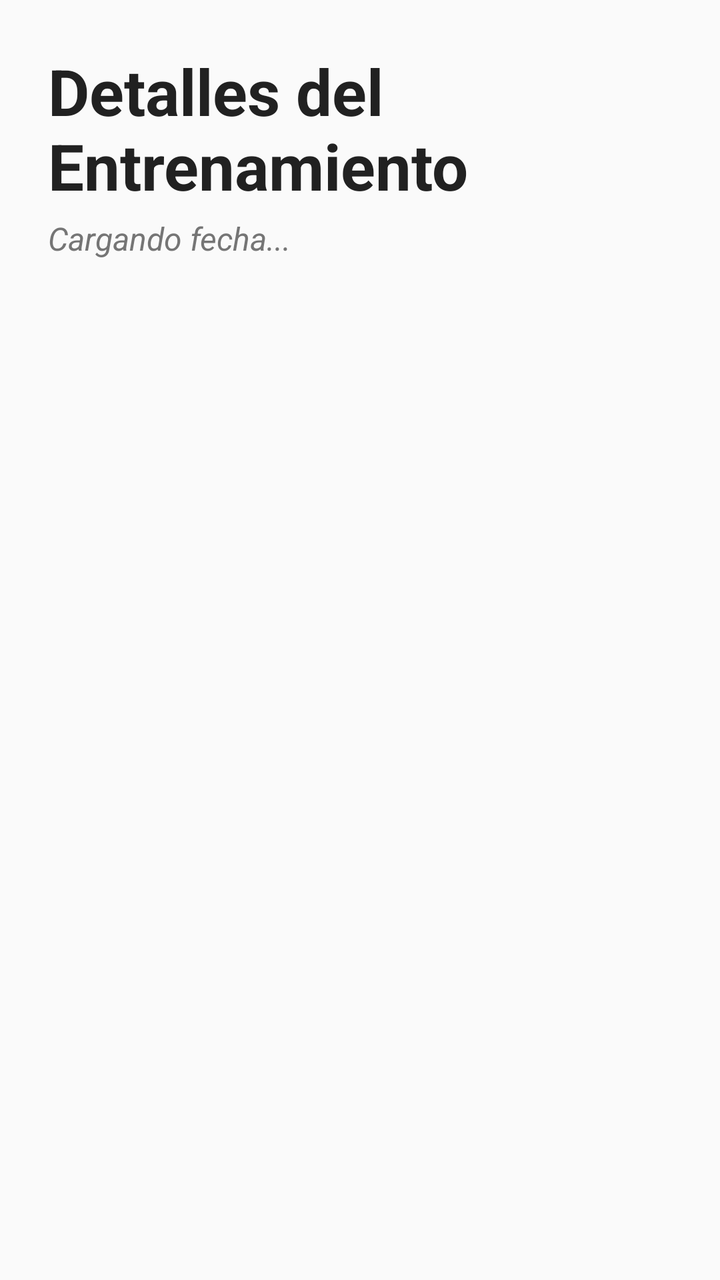
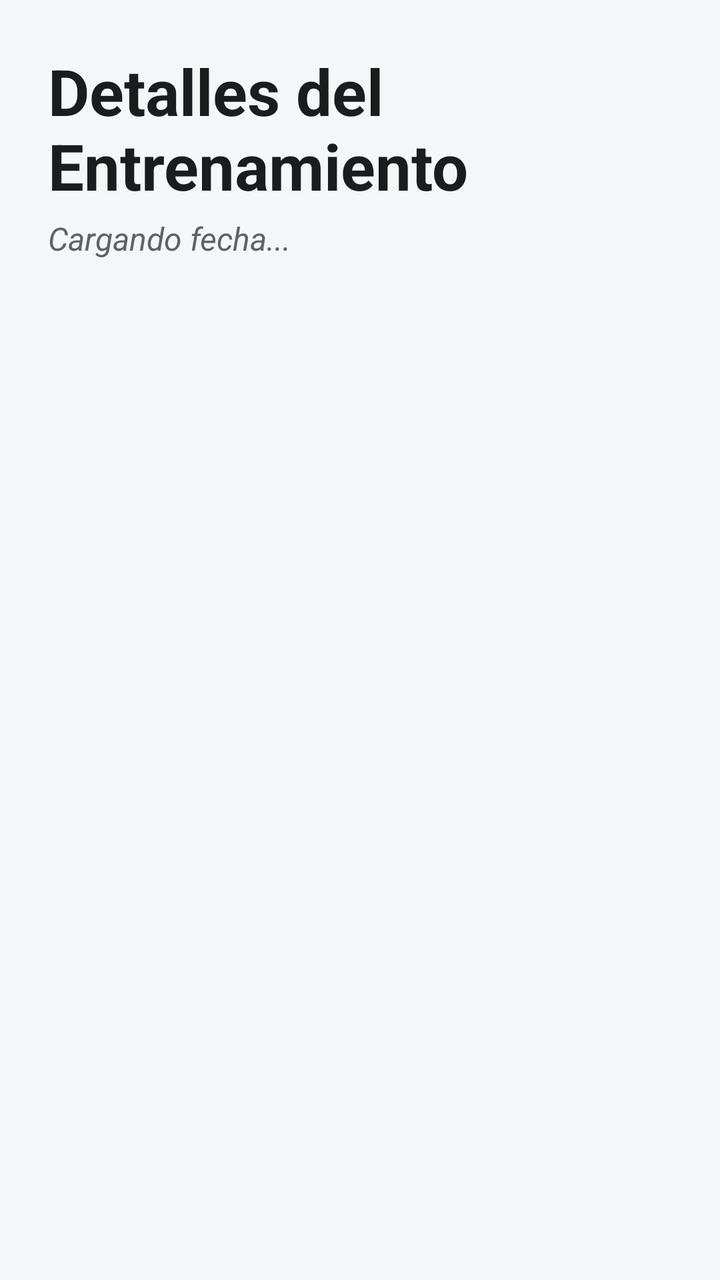

Before-and-after screenshots of an Android layout around one commit, followed by the original layout XML and the change that was made.
<!-- AndroidManifest.xml: application theme Theme.Aplicacion -->
<!-- res/layout/activity_detalle_entrenamiento.xml -->
<?xml version="1.0" encoding="UTF-8" ?>
<LinearLayout xmlns:android="http://schemas.android.com/apk/res/android"
    xmlns:app="http://schemas.android.com/apk/res-auto"
    android:layout_width="match_parent"
    android:layout_height="match_parent"
    android:orientation="vertical"
    android:padding="24dp"
    android:background="#FAFAFA">

    
    <TextView
        android:layout_width="wrap_content"
        android:layout_height="wrap_content"
        android:id="@+id/tvTituloDetalle"
        android:text="Detalles del Entrenamiento"
        android:textSize="32sp"
        android:textStyle="bold"
        android:textColor="#212121"
        android:layout_marginBottom="4dp"/>

    
    <TextView
        android:layout_width="wrap_content"
        android:layout_height="wrap_content"
        android:id="@+id/tvFechaDetalle"
        android:text="Cargando fecha..."
        android:textSize="16sp"
        android:textColor="#757575"
        android:textStyle="italic"
        android:layout_marginBottom="24dp"/>

    
    <ProgressBar
        android:layout_width="wrap_content"
        android:layout_height="wrap_content"
        android:id="@+id/progressBarDetalles"
        android:layout_gravity="center"
        android:visibility="gone"/>

    
    <ScrollView
        android:layout_width="match_parent"
        android:layout_height="match_parent"
        android:scrollbars="none">

        <LinearLayout
            android:layout_width="match_parent"
            android:layout_height="wrap_content"
            android:orientation="vertical"
            android:paddingBottom="24dp"
            android:id="@+id/llContenedorSeriesDetalle"/>
    </ScrollView>
</LinearLayout>
<!-- resources referenced by this layout -->
<resources>
  <style name="Theme.Aplicacion" parent="Base.Theme.Aplicacion" />
  <style name="Base.Theme.Aplicacion" parent="Theme.Material3.DayNight.NoActionBar">
          
          
      </style>
</resources>

<!-- the commit's change to res/layout/activity_detalle_entrenamiento.xml (unified diff, before → after) -->
@@ -5,7 +5,7 @@
     android:layout_height="match_parent"
     android:orientation="vertical"
     android:padding="24dp"
-    android:background="#FAFAFA">
+    android:background="@color/backgroundColor">
 
     
     <TextView
@@ -15,7 +15,7 @@
         android:text="Detalles del Entrenamiento"
         android:textSize="32sp"
         android:textStyle="bold"
-        android:textColor="#212121"
+        android:textColor="@color/textColorPrimary"
         android:layout_marginBottom="4dp"/>
 
     
@@ -25,7 +25,7 @@
         android:id="@+id/tvFechaDetalle"
         android:text="Cargando fecha..."
         android:textSize="16sp"
-        android:textColor="#757575"
+        android:textColor="@color/textColorSecondary"
         android:textStyle="italic"
         android:layout_marginBottom="24dp"/>
 
@@ -35,6 +35,7 @@
         android:layout_height="wrap_content"
         android:id="@+id/progressBarDetalles"
         android:layout_gravity="center"
+        android:indeterminateTint="@color/primaryColor"
         android:visibility="gone"/>
 
     
<!-- resource entries referenced after the edit -->
@@ -1,5 +1,9 @@
 <!-- resources referenced by this layout -->
 <resources>
+  <color name="backgroundColor">#F4F6F8</color>
+  <color name="primaryColor">#1976D2</color>
+  <color name="textColorPrimary">#1A1C1E</color>
+  <color name="textColorSecondary">#5F6368</color>
   <style name="Theme.Aplicacion" parent="Base.Theme.Aplicacion" />
   <style name="Base.Theme.Aplicacion" parent="Theme.Material3.DayNight.NoActionBar">
           
